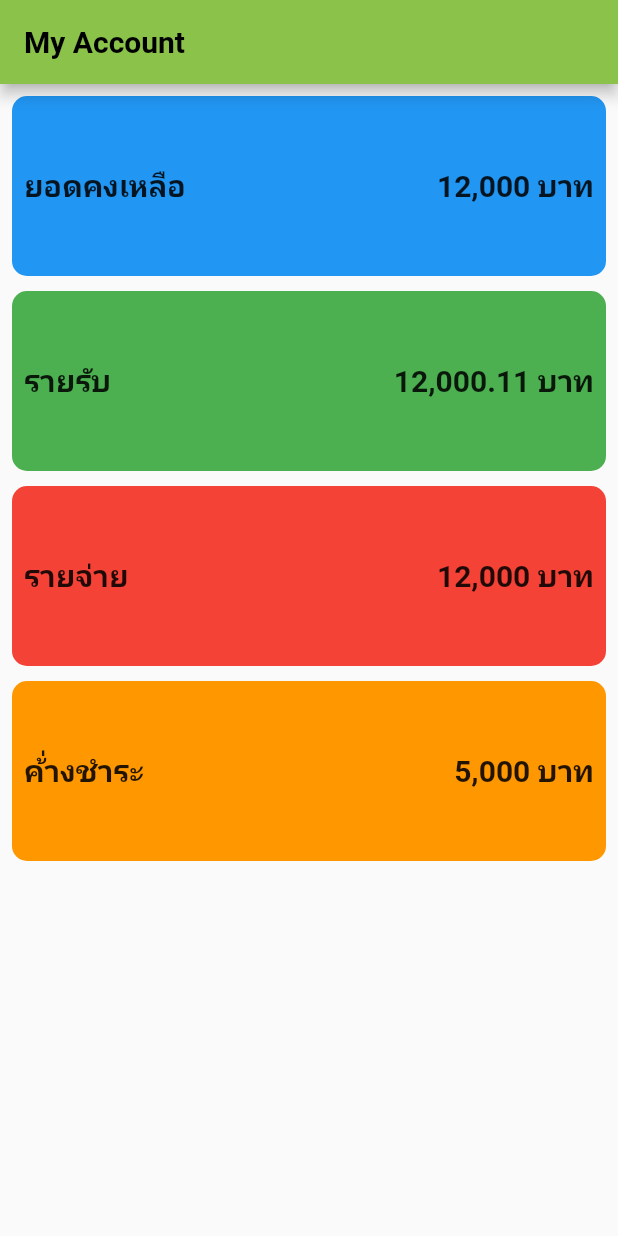
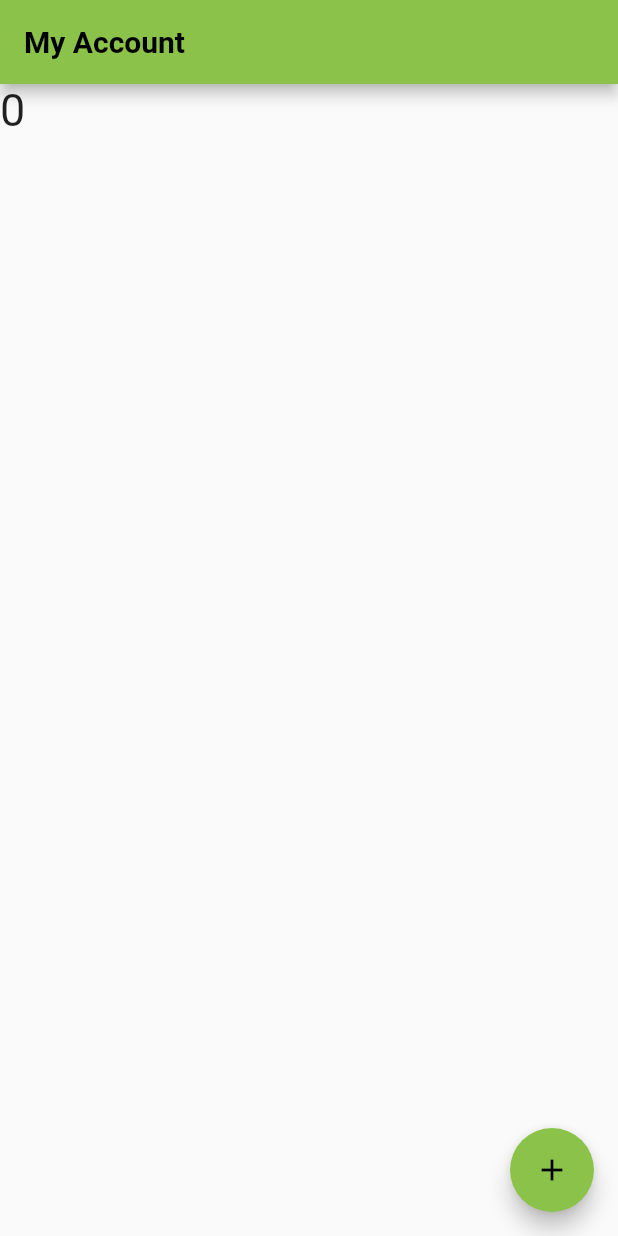
Before and after one commit to Kevinfame007/Learn-Flutter, a Flutter app: the screen it shows after launch, on a phone screen of 412 x 824 dp. Run offline on Flutter 3.47's test engine with Material 2 defaults, Android fonts, the phone set to English and light mode, and no system bars.

Commit message:
learn how to use Stateful Widget (Lifecycle)
learn how to use Stateful Widget (Lifecycle) and Widget Lifecycle

```diff
--- a/learn_flutter/lib/main.dart
+++ b/learn_flutter/lib/main.dart
@@ -1,3 +1,4 @@
+import 'dart:ui';
 import 'package:flutter/material.dart';
 import 'InfoBox.dart';
 
@@ -30,9 +31,12 @@ class _MyHomePageState extends State<MyHomePage>
     with SingleTickerProviderStateMixin {
   late AnimationController _controller;
 
+  int number = 0;
+
   @override
   void initState() {
     super.initState();
+    print("Call init state");
     _controller = AnimationController(vsync: this);
   }
 
@@ -45,6 +49,7 @@ class _MyHomePageState extends State<MyHomePage>
   //Display and Lauch App
   @override
   Widget build(BuildContext context) {
+    print("call build");
     return Scaffold(
       appBar: AppBar(
         title: Text(
@@ -55,25 +60,21 @@ class _MyHomePageState extends State<MyHomePage>
           ),
         ),
       ),
-      body: Padding(
-        padding: const EdgeInsets.all(8.0),
-        child: Column(
-          children: [
-            InfoBox("ยอดคงเหลือ", 12000.00, Colors.blue, 120, " บาท"),
-            SizedBox(
-              height: 10,
-            ),
-            InfoBox("รายรับ", 12000.11, Colors.green, 120, " บาท"),
-            SizedBox(
-              height: 10,
-            ),
-            InfoBox("รายจ่าย", 12000.00, Colors.red, 120, " บาท"),
-            SizedBox(
-              height: 10,
-            ),
-            InfoBox("ค้่างชำระ", 5000.00, Colors.orange, 120, " บาท"),
-          ],
-        ),
+      body: Column(
+        children: [
+          Text(
+            number.toString(),
+            style: TextStyle(fontSize: 30),
+          )
+        ],
+      ),
+      floatingActionButton: FloatingActionButton(
+        onPressed:() {
+          setState(() {
+            number++;
+          });
+        },
+        child: Icon(Icons.add),
       ),
     );
   }
```
